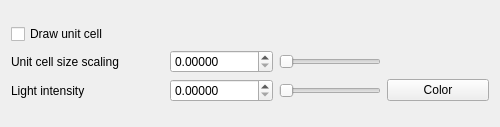
Before: the Qt Designer form iraspa/iraspagui/appearanceunitcellform.ui in iRASPA/iRASPA-QT, drawn with Qt 5.
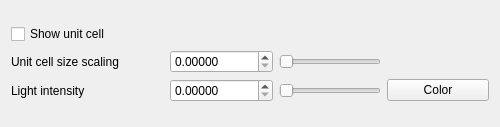
After: the same form once the commit is applied. Custom widgets are drawn as their Qt base class.

Patch:
```diff
--- a/iraspa/iraspagui/appearanceunitcellform.ui
+++ b/iraspa/iraspagui/appearanceunitcellform.ui
@@ -34,7 +34,7 @@
        <item row="0" column="0">
         <widget class="QCheckBox" name="drawUnitCellCheckBox">
          <property name="text">
-          <string>Draw unit cell</string>
+          <string>Show unit cell</string>
          </property>
         </widget>
        </item>
```
